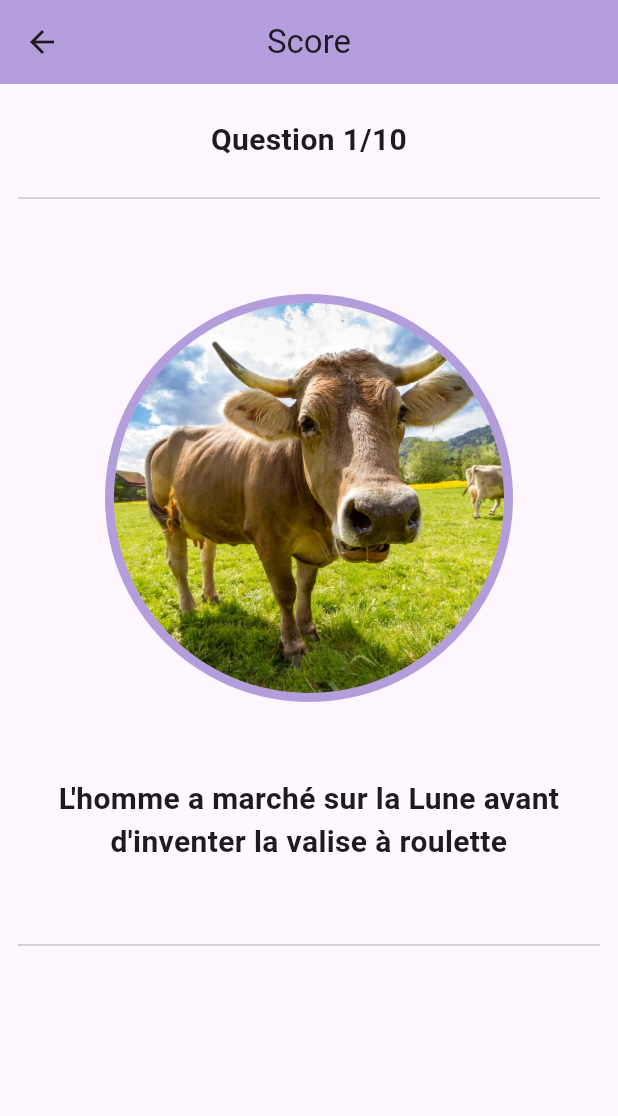
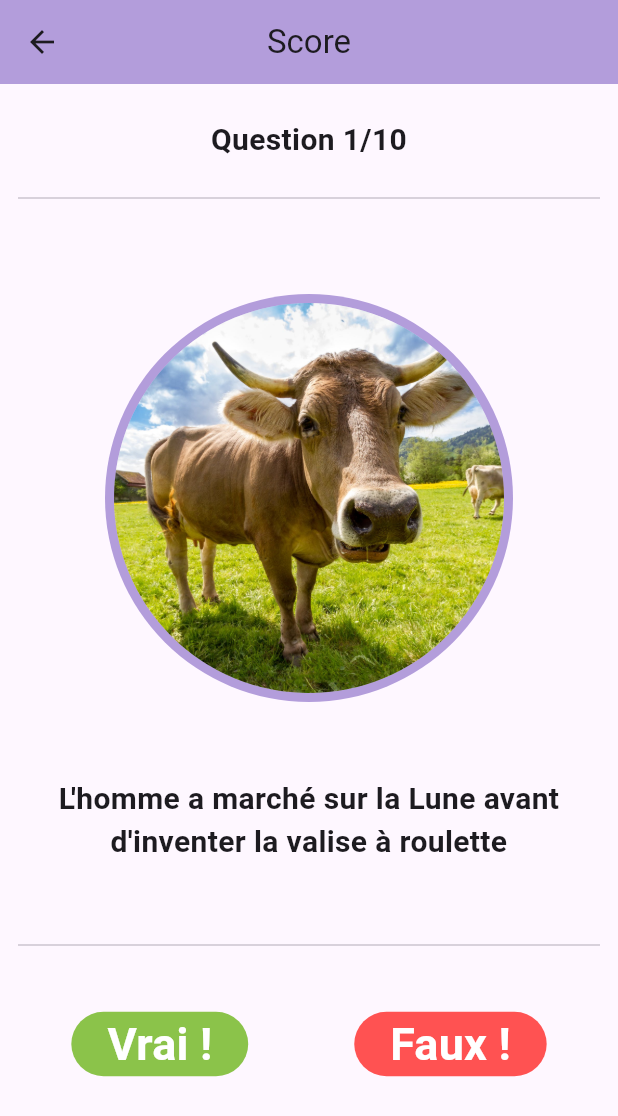
Before and after one commit to anastasiiaal/quiz-flutter-tp, a Flutter app: the screen it shows after launch, after a tap on "Start the quiz!", on a phone screen of 412 x 824 dp. Shown: the top 1116 px of the screen. Run offline on Flutter 3.47's test engine with Material 3 defaults, Android fonts, the phone set to English and light mode, and no system bars.

Commit message:
add buttons quiz page

```diff
--- a/lib/ui/first_page.dart
+++ b/lib/ui/first_page.dart
@@ -144,6 +144,37 @@ class FirstPageState extends State<FirstPage> {
                   ],
                 ),
                 const SeparatorLine(),
+                const SizedBox(height: 18),
+                SizedBox(
+                  width: width / 1.3,
+                  child: const Row(
+                    mainAxisAlignment: MainAxisAlignment.spaceBetween,
+                    children: [
+                      ElevatedButton(
+                        onPressed: null,
+                        style: ButtonStyle(
+                          backgroundColor: MaterialStatePropertyAll(Colors.lightGreen),
+                        ),
+                        child: Text('Vrai !', style: TextStyle(
+                          color: Colors.white,
+                          fontSize: 30,
+                          fontWeight: FontWeight.bold
+                        )),
+                      ),
+                      ElevatedButton(
+                        onPressed: null,
+                        style: ButtonStyle(
+                          backgroundColor: MaterialStatePropertyAll(Colors.redAccent),
+                        ),
+                        child: Text('Faux !', style: TextStyle(
+                          color: Colors.white,
+                            fontSize: 30,
+                            fontWeight: FontWeight.bold
+                        )),
+                      ),
+                    ]
+                  )
+                )
               ],
             ),
           ),
```
